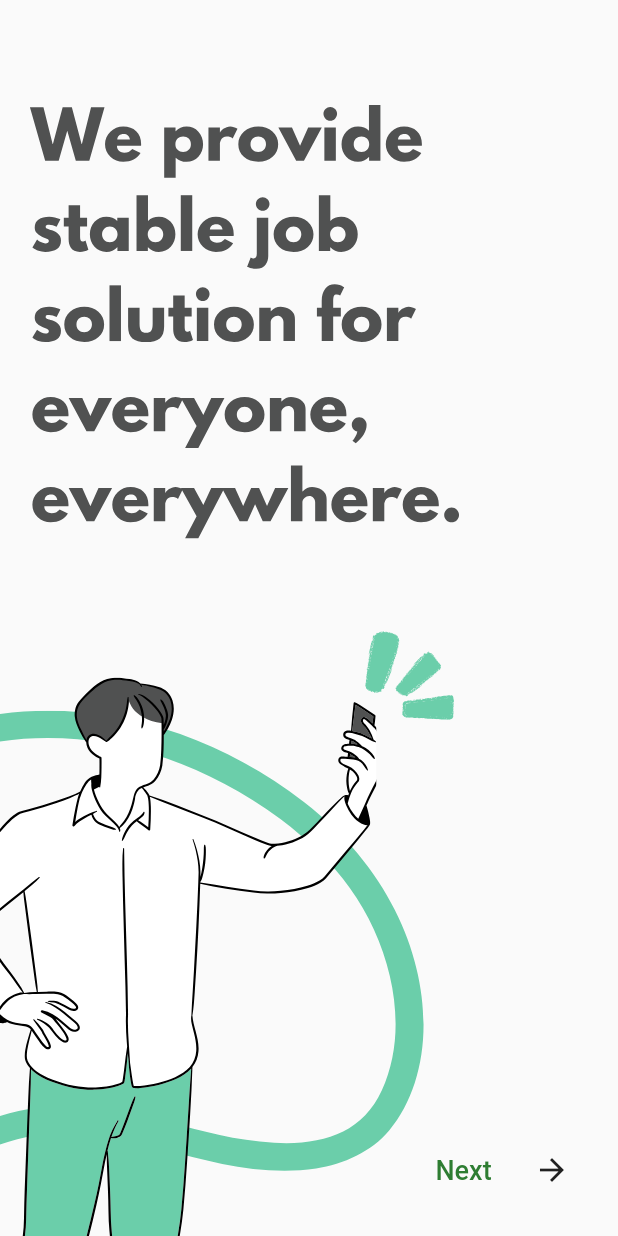
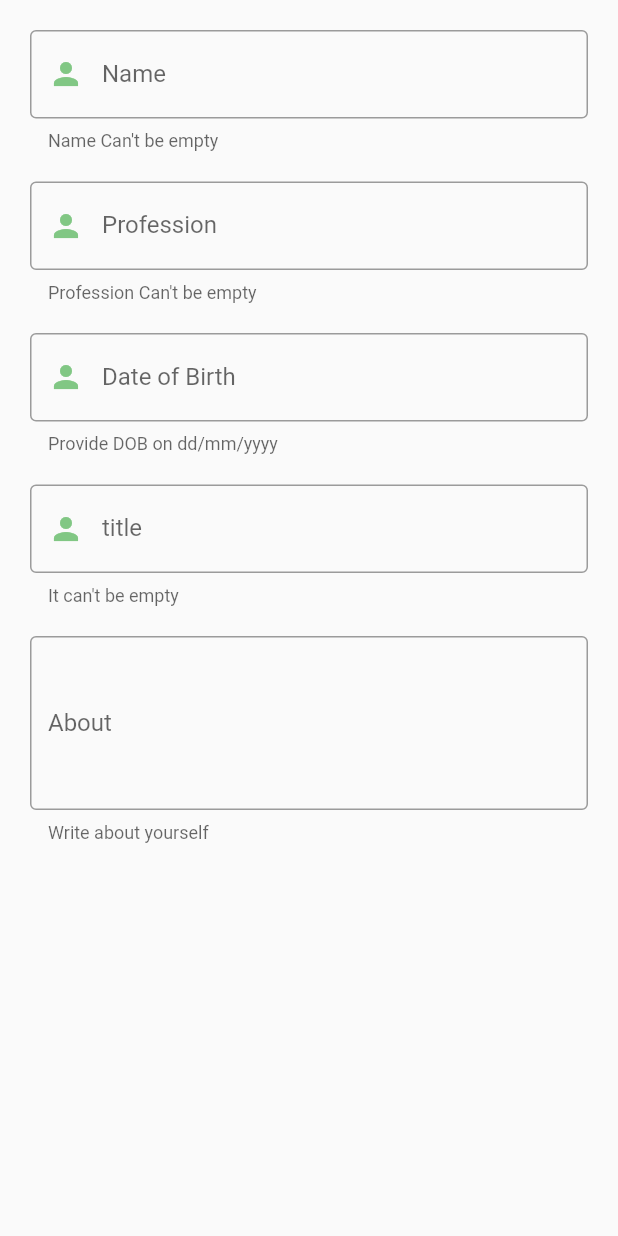
Before and after one commit to Master5551/Job_Scout, a Flutter app: the screen it shows after launch, on a phone screen of 412 x 824 dp. Run offline on Flutter 3.47's test engine with Material 2 defaults, Android fonts, the phone set to English and light mode, and no system bars; our stand-ins replace firebase_auth, firebase_core, flutter_signin_button, flutter_svg; accounts and stored records are empty.

Commit message:
profilepage.dart

```diff
--- a/lib/Authentication/login_page.dart
+++ b/lib/Authentication/login_page.dart
@@ -79,11 +79,11 @@ class _LoginPageState extends State<LoginPage> {
               SizedBox(
                 height: MediaQuery.of(context).size.height * 0.03,
               ),
-              MyTextField(
-                controller: _email,
-                hintText: 'Email',
-                obscureText: false,
-              ),
+              // MyTextField(
+              //   controller: _email,
+              //   hintText: 'Email',
+              //   obscureText: false,
+              // ),
               SizedBox(
                 height: MediaQuery.of(context).size.height * 0.03,
               ),
--- /dev/null
+++ b/lib/Home/profile_page.dart
@@ -0,0 +1,155 @@
+import 'package:flutter/material.dart';
+
+class ProfilePage extends StatefulWidget {
+  const ProfilePage({super.key});
+
+  @override
+  State<ProfilePage> createState() => _ProfilePageState();
+}
+
+class _ProfilePageState extends State<ProfilePage> {
+  @override
+  Widget build(BuildContext context) {
+    return Scaffold(
+      body: Padding(
+        padding: const EdgeInsets.symmetric(horizontal: 20,vertical:20),
+        child: ListView(
+          children: <Widget>[
+            nameTextField(),
+            SizedBox(
+              height: 20,
+            ),
+            professionTextField(),
+            SizedBox(
+              height: 20,
+            ),
+            dobField(),
+            SizedBox(
+              height: 20,
+            ),
+            titleTextField(),
+            SizedBox(
+               height: 20,
+            ),
+            aboutTextField(),
+            SizedBox(
+                height: 20,
+            ),
+          ],
+        ),
+      ) ,
+    );
+  }
+
+  Widget nameTextField(){
+    return TextFormField(
+      decoration: InputDecoration(
+        border: OutlineInputBorder(
+          borderSide: BorderSide(
+            color: Colors.teal,
+          )
+        ),
+        focusedBorder: OutlineInputBorder(
+          borderSide:BorderSide(
+            color: Colors.orange,
+            width: 2,
+          ) ),
+        prefixIcon: Icon(Icons.person,
+        color: Colors.green[300],
+        ),
+        labelText: "Name",
+        helperText: "Name Can't be empty",
+        hintText: "John Doe"
+      ),
+    );
+  }
+  Widget professionTextField(){
+    return TextFormField(
+      decoration: InputDecoration(
+        border: OutlineInputBorder(
+          borderSide: BorderSide(
+            color: Colors.teal,
+          )
+        ),
+        focusedBorder: OutlineInputBorder(
+          borderSide:BorderSide(
+            color: Colors.orange,
+            width: 2,
+          ) ),
+        prefixIcon: Icon(Icons.person,
+        color: Colors.green[300],
+        ),
+        labelText: "Profession",
+        helperText: "Profession Can't be empty",
+        hintText: "GoLang Developer"
+      ),
+    );
+  }
+
+Widget dobField(){
+    return TextFormField(
+      decoration: InputDecoration(
+        border: OutlineInputBorder(
+          borderSide: BorderSide(
+            color: Colors.teal,
+          )
+        ),
+        focusedBorder: OutlineInputBorder(
+          borderSide:BorderSide(
+            color: Colors.orange,
+            width: 2,
+          ) ),
+        prefixIcon: Icon(Icons.person,
+        color: Colors.green[300],
+        ),
+        labelText: "Date of Birth",
+        helperText: "Provide DOB on dd/mm/yyyy",
+        hintText: "19/07/2003",
+      ),
+    );
+  }
+
+  Widget titleTextField(){
+    return TextFormField(
+      decoration: InputDecoration(
+        border: OutlineInputBorder(
+          borderSide: BorderSide(
+            color: Colors.teal,
+          )
+        ),
+        focusedBorder: OutlineInputBorder(
+          borderSide:BorderSide(
+            color: Colors.orange,
+            width: 2,
+          ) ),
+        prefixIcon: Icon(Icons.person,
+        color: Colors.green[300],
+        ),
+        labelText: "title",
+        helperText: "It can't be empty",
+        hintText: "Full Stack Developer",
+      ),
+    );
+  }
+
+    Widget aboutTextField(){
+    return TextFormField(
+      maxLines: 4,
+      decoration: InputDecoration(
+        border: OutlineInputBorder(
+          borderSide: BorderSide(
+            color: Colors.teal,
+          )
+        ),
+        focusedBorder: OutlineInputBorder(
+          borderSide:BorderSide(
+            color: Colors.orange,
+            width: 2,
+          ) ),
+        labelText: "About",
+        helperText: "Write about yourself",
+        hintText: "Full Stack Developer",
+      ),
+    );
+  }
+}
--- a/lib/main.dart
+++ b/lib/main.dart
@@ -1,6 +1,7 @@
 import 'package:firebase_core/firebase_core.dart';
 import 'package:flutter/material.dart';
 import 'package:flutter/services.dart';
+import 'package:job_scout/Home/profile_page.dart';
 import 'package:job_scout/firebase_options.dart';
 import 'Authentication/home_page.dart';
 import 'package:firebase_auth/firebase_auth.dart';
@@ -30,7 +31,7 @@ class MainApp extends StatelessWidget {
       //   primaryColor: kPrimaryColor2,
       //   scaffoldBackgroundColor: Colors.white,
       // ),
-      home: HomePage(),
+      home: ProfilePage(),
     );
   }
 }
```
